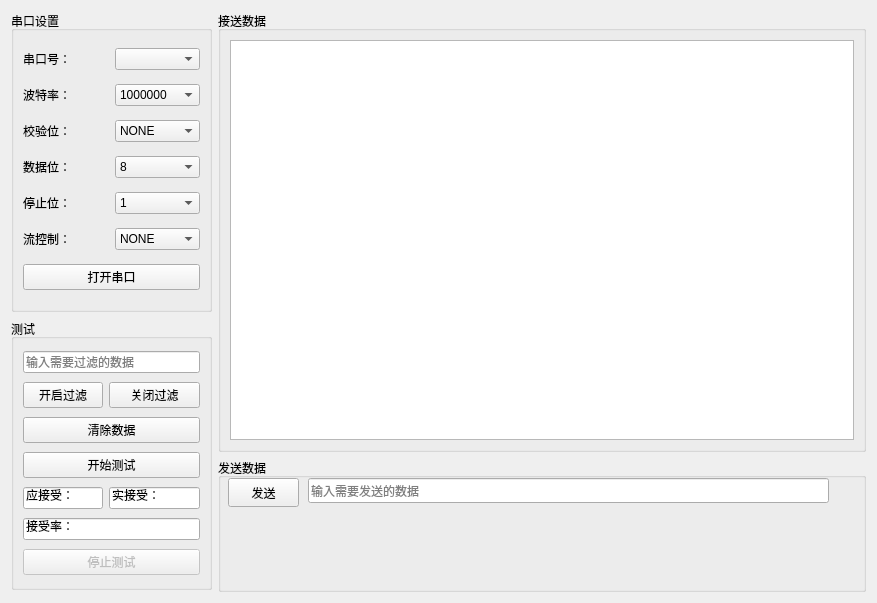
Old version of the form 07_Serial_port_test/Serial_port_test/Serial_port_test/serial_port_test.ui in the repository Eiker3169/My_Tool.
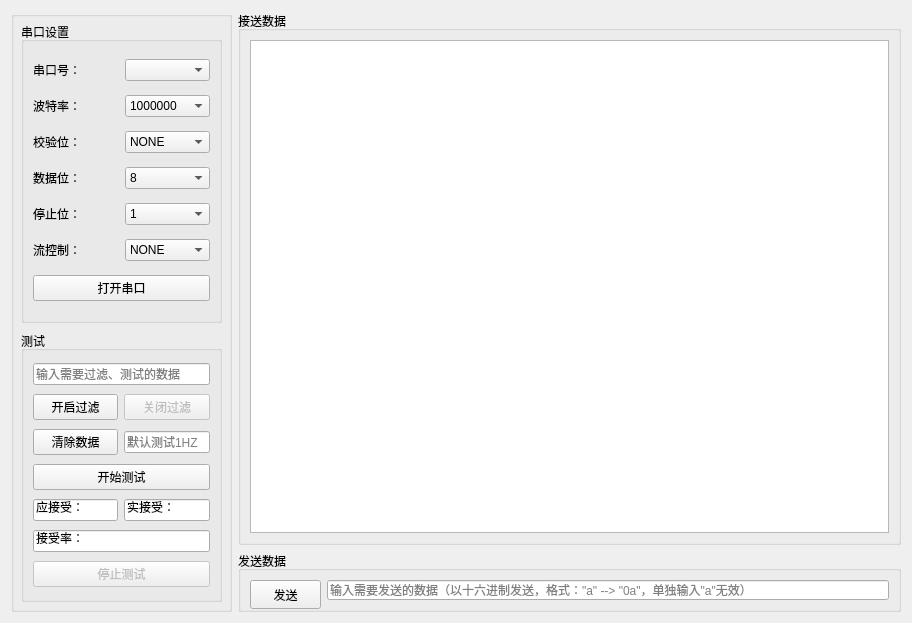
New version of the form. Icons and pictures are not drawn.

Commit message: 高亮、过滤、测试大致ok，待测试

Patch:
```diff
--- a/07_Serial_port_test/Serial_port_test/Serial_port_test/serial_port_test.ui
+++ b/07_Serial_port_test/Serial_port_test/Serial_port_test/serial_port_test.ui
@@ -6,16 +6,155 @@
    <rect>
     <x>0</x>
     <y>0</y>
-    <width>877</width>
-    <height>603</height>
+    <width>912</width>
+    <height>621</height>
    </rect>
   </property>
   <property name="windowTitle">
    <string>Serial_port_tool</string>
   </property>
   <layout class="QGridLayout" name="gridLayout_4">
-   <item row="0" column="0">
+   <item row="0" column="0" rowspan="2">
+    <widget class="QGroupBox" name="groupBox_5">
+     <property name="sizePolicy">
+      <sizepolicy hsizetype="Fixed" vsizetype="Fixed">
+       <horstretch>0</horstretch>
+       <verstretch>0</verstretch>
+      </sizepolicy>
+     </property>
+     <property name="minimumSize">
+      <size>
+       <width>221</width>
+       <height>601</height>
+      </size>
+     </property>
+     <property name="maximumSize">
+      <size>
+       <width>221</width>
+       <height>601</height>
+      </size>
+     </property>
+     <property name="title">
+      <string/>
+     </property>
+     <widget class="QGroupBox" name="groupBox_3">
+      <property name="geometry">
+       <rect>
+        <x>10</x>
+        <y>320</y>
+        <width>201</width>
+        <height>271</height>
+       </rect>
+      </property>
+      <property name="sizePolicy">
+       <sizepolicy hsizetype="Fixed" vsizetype="Fixed">
+        <horstretch>0</horstretch>
+        <verstretch>0</verstretch>
+       </sizepolicy>
+      </property>
+      <property name="minimumSize">
+       <size>
+        <width>201</width>
+        <height>271</height>
+       </size>
+      </property>
+      <property name="maximumSize">
+       <size>
+        <width>201</width>
+        <height>271</height>
+       </size>
+      </property>
+      <property name="title">
+       <string>测试</string>
+      </property>
+      <layout class="QGridLayout" name="gridLayout_3">
+       <item row="0" column="0" colspan="2">
+        <widget class="QLineEdit" name="msg_filtering">
+         <property name="placeholderText">
+          <string>输入需要过滤、测试的数据</string>
+         </property>
+        </widget>
+       </item>
+       <item row="1" column="0">
+        <widget class="QPushButton" name="start_filtering">
+         <property name="text">
+          <string>开启过滤</string>
+         </property>
+        </widget>
+       </item>
+       <item row="1" column="1">
+        <widget class="QPushButton" name="stop_filtering">
+         <property name="enabled">
+          <bool>false</bool>
+         </property>
+         <property name="text">
+          <string>关闭过滤</string>
+         </property>
+        </widget>
+       </item>
+       <item row="2" column="0">
+        <widget class="QPushButton" name="clear_data">
+         <property name="text">
+          <string>清除数据</string>
+         </property>
+        </widget>
+       </item>
+       <item row="2" column="1">
+        <widget class="QLineEdit" name="set_hz">
+         <property name="placeholderText">
+          <string>默认测试1HZ</string>
+         </property>
+        </widget>
+       </item>
+       <item row="4" column="0">
+        <widget class="QLineEdit" name="should_accept">
+         <property name="text">
+          <string>应接受：</string>
+         </property>
+        </widget>
+       </item>
+       <item row="4" column="1">
+        <widget class="QLineEdit" name="received">
+         <property name="text">
+          <string>实接受：</string>
+         </property>
+        </widget>
+       </item>
+       <item row="5" column="0" colspan="2">
+        <widget class="QLineEdit" name="received_rate">
+         <property name="text">
+          <string>接受率：</string>
+         </property>
+        </widget>
+       </item>
+       <item row="3" column="0" colspan="2">
+        <widget class="QPushButton" name="start_test">
+         <property name="text">
+          <string>开始测试</string>
+         </property>
+        </widget>
+       </item>
+       <item row="6" column="0" colspan="2">
+        <widget class="QPushButton" name="close_test">
+         <property name="enabled">
+          <bool>false</bool>
+         </property>
+         <property name="text">
+          <string>停止测试</string>
+         </property>
+        </widget>
+       </item>
+      </layout>
+     </widget>
     <widget class="QGroupBox" name="groupBox">
+      <property name="geometry">
+       <rect>
+        <x>10</x>
+        <y>11</y>
+        <width>201</width>
+        <height>301</height>
+       </rect>
+      </property>
      <property name="sizePolicy">
       <sizepolicy hsizetype="Fixed" vsizetype="Fixed">
        <horstretch>0</horstretch>
@@ -147,8 +286,9 @@
       </item>
      </layout>
     </widget>
+    </widget>
    </item>
-   <item row="0" column="1" rowspan="2">
+   <item row="0" column="1">
     <widget class="QGroupBox" name="groupBox_2">
      <property name="title">
       <string>接送数据</string>
@@ -160,133 +300,72 @@
      </layout>
     </widget>
    </item>
-   <item row="1" column="0" rowspan="2">
-    <widget class="QGroupBox" name="groupBox_3">
-     <property name="sizePolicy">
-      <sizepolicy hsizetype="Fixed" vsizetype="Fixed">
-       <horstretch>0</horstretch>
-       <verstretch>0</verstretch>
-      </sizepolicy>
-     </property>
-     <property name="minimumSize">
-      <size>
-       <width>201</width>
-       <height>271</height>
-      </size>
-     </property>
-     <property name="maximumSize">
-      <size>
-       <width>201</width>
-       <height>271</height>
-      </size>
-     </property>
-     <property name="title">
-      <string>测试</string>
-     </property>
-     <layout class="QGridLayout" name="gridLayout_3">
-      <item row="0" column="0" colspan="3">
-       <widget class="QLineEdit" name="msg_filtering">
-        <property name="placeholderText">
-         <string>输入需要过滤的数据</string>
-        </property>
-       </widget>
-      </item>
-      <item row="4" column="0" colspan="2">
-       <widget class="QLineEdit" name="should_accept">
-        <property name="text">
-         <string>应接受：</string>
-        </property>
-       </widget>
-      </item>
-      <item row="4" column="2">
-       <widget class="QLineEdit" name="received">
-        <property name="text">
-         <string>实接受：</string>
-        </property>
-       </widget>
-      </item>
-      <item row="5" column="0" colspan="3">
-       <widget class="QLineEdit" name="received_rate">
-        <property name="text">
-         <string>接受率：</string>
-        </property>
-       </widget>
-      </item>
-      <item row="2" column="0" colspan="3">
-       <widget class="QPushButton" name="clear_data">
-        <property name="text">
-         <string>清除数据</string>
-        </property>
-       </widget>
-      </item>
-      <item row="3" column="0" colspan="3">
-       <widget class="QPushButton" name="start_test">
-        <property name="text">
-         <string>开始测试</string>
-        </property>
-       </widget>
-      </item>
-      <item row="6" column="0" colspan="3">
-       <widget class="QPushButton" name="close_test">
-        <property name="enabled">
-         <bool>false</bool>
-        </property>
-        <property name="text">
-         <string>停止测试</string>
-        </property>
-       </widget>
-      </item>
-      <item row="1" column="2">
-       <widget class="QPushButton" name="stop_filtering">
-        <property name="text">
-         <string>关闭过滤</string>
-        </property>
-       </widget>
-      </item>
-      <item row="1" column="0" colspan="2">
-       <widget class="QPushButton" name="start_filtering">
-        <property name="text">
-         <string>开启过滤</string>
-        </property>
-       </widget>
-      </item>
-     </layout>
-    </widget>
-   </item>
-   <item row="2" column="1">
+   <item row="1" column="1">
     <widget class="QGroupBox" name="groupBox_4">
+     <property name="sizePolicy">
+      <sizepolicy hsizetype="Expanding" vsizetype="Fixed">
+       <horstretch>0</horstretch>
+       <verstretch>0</verstretch>
+      </sizepolicy>
+     </property>
+     <property name="minimumSize">
+      <size>
+       <width>0</width>
+       <height>61</height>
+      </size>
+     </property>
+     <property name="maximumSize">
+      <size>
+       <width>16777215</width>
+       <height>61</height>
+      </size>
+     </property>
      <property name="title">
       <string>发送数据</string>
      </property>
-     <widget class="QPushButton" name="start_message_filtering">
-      <property name="geometry">
-       <rect>
-        <x>10</x>
-        <y>20</y>
+     <layout class="QGridLayout" name="gridLayout_5">
+      <item row="0" column="0">
+       <widget class="QPushButton" name="send">
+        <property name="sizePolicy">
+         <sizepolicy hsizetype="Fixed" vsizetype="Fixed">
+          <horstretch>0</horstretch>
+          <verstretch>0</verstretch>
+         </sizepolicy>
+        </property>
+        <property name="minimumSize">
+         <size>
         <width>71</width>
         <height>29</height>
-       </rect>
+         </size>
+        </property>
+        <property name="maximumSize">
+         <size>
+          <width>71</width>
+          <height>29</height>
+         </size>
       </property>
       <property name="text">
        <string>发送</string>
       </property>
      </widget>
-     <widget class="QLineEdit" name="lineEdit_2">
-      <property name="geometry">
-       <rect>
-        <x>90</x>
-        <y>20</y>
-        <width>521</width>
-        <height>25</height>
-       </rect>
+      </item>
+      <item row="0" column="1">
+       <widget class="QLineEdit" name="send_data">
+        <property name="sizePolicy">
+         <sizepolicy hsizetype="Expanding" vsizetype="Expanding">
+          <horstretch>0</horstretch>
+          <verstretch>0</verstretch>
+         </sizepolicy>
       </property>
       <property name="accessibleDescription">
        <string/>
       </property>
       <property name="placeholderText">
-       <string>输入需要发送的数据</string>
-      </property>
-     </widget>
+         <string>输入需要发送的数据（以十六进制发送，格式：&quot;a&quot; --&gt; &quot;0a&quot;，单独输入&quot;a&quot;无效）</string>
+        </property>
+       </widget>
+      </item>
+     </layout>
     </widget>
    </item>
   </layout>
```
Left out of the diff: 11 changed lines with no effect on the pictures. Lines whose indentation alone changed are shown as unchanged. The commit also changes 637 other files.
